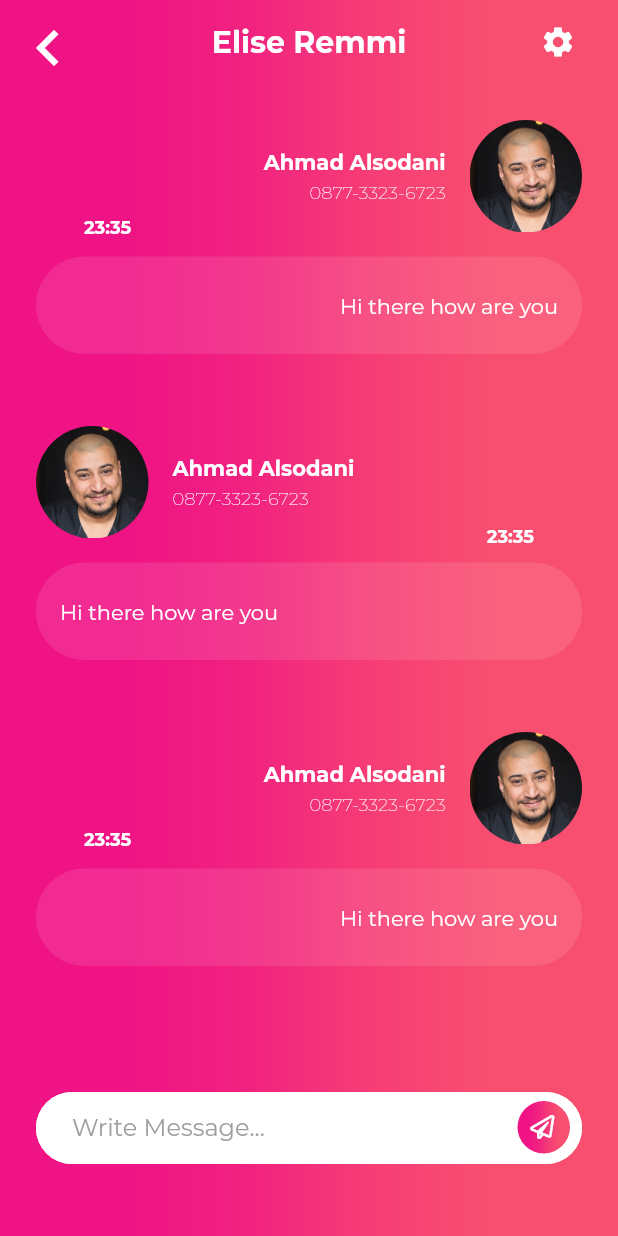
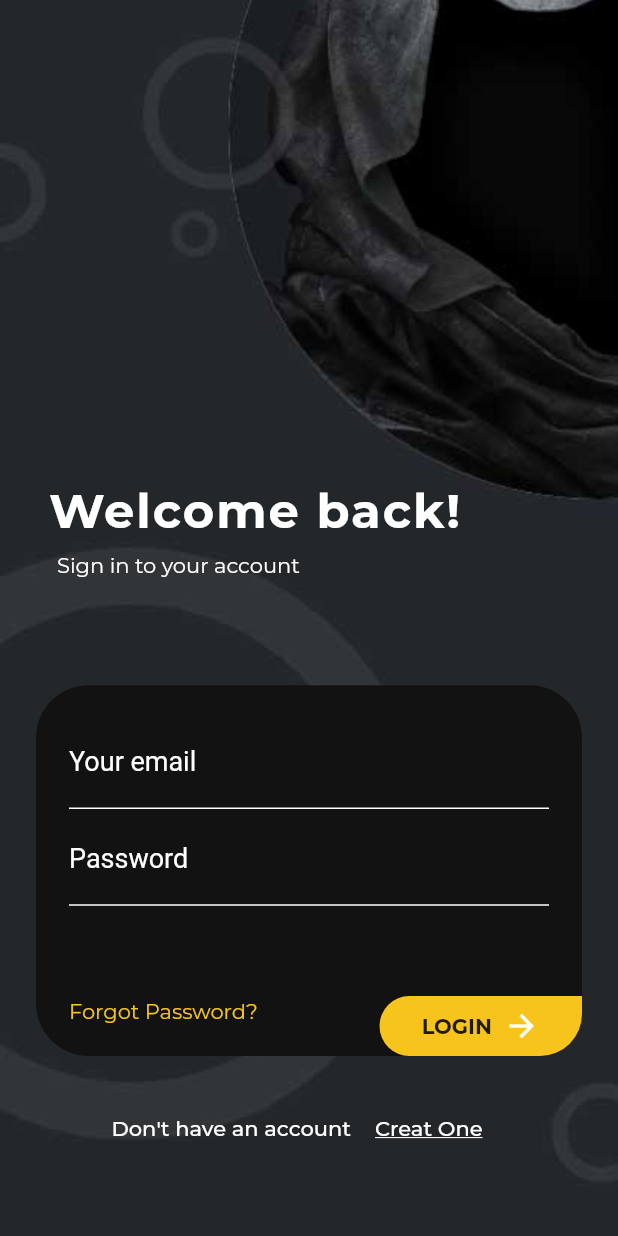
Before and after one commit to soufi-43/flutter_ui, a Flutter app: the screen it shows after launch, on a phone screen of 412 x 824 dp. Run offline on Flutter 3.47's test engine with Material 2 defaults, Android fonts, the phone set to English and light mode, and no system bars; our stand-ins replace font_awesome_flutter, google_fonts; project files that could hold a hidden picture were left out.

Commit message:
ADD Registration 1

```diff
--- a/lib/main.dart
+++ b/lib/main.dart
@@ -7,6 +7,7 @@ import 'package:flutterui/profiles/profile2/profile2.dart';
 import 'package:flutterui/profiles/profile3/profile3.dart';
 import 'package:flutterui/profiles/profile4/profile4.dart';
 import 'package:flutterui/profiles/profile5/profile5.dart';
+import 'package:flutterui/registration/registration1.dart';
 
 import 'chat/chat2/chat_screen.dart';
 
@@ -22,7 +23,7 @@ class MyApp extends StatelessWidget {
 
         primarySwatch: Colors.blue,
       ),
-      home:ChatScreen2(MessageProvider.getConversation(),MessageProvider.getConversation().users[0].name),
+      home:Registration1(),
     );
   }
 }
--- /dev/null
+++ b/lib/registration/registration1.dart
@@ -0,0 +1,251 @@
+import 'package:flutter/material.dart';
+import 'package:google_fonts/google_fonts.dart';
+
+class Registration1 extends StatefulWidget {
+  @override
+  _Registration1State createState() => _Registration1State();
+}
+
+class _Registration1State extends State<Registration1> {
+  TextEditingController _emailController = TextEditingController();
+  TextEditingController _passwordController = TextEditingController();
+  Color _yellowColor = Color(0xFFF7C41C);
+
+  @override
+  void dispose() {
+    // TODO: implement dispose
+    _emailController.dispose();
+    _passwordController.dispose();
+    super.dispose();
+  }
+
+  @override
+  Widget build(BuildContext context) {
+    return Theme(
+      data: ThemeData(
+        fontFamily: GoogleFonts.montserrat().fontFamily,
+      ),
+      child: Stack(
+        children: <Widget>[
+          Image.asset(
+            'assets/registration/darkbg1.jpg',
+            fit: BoxFit.cover,
+            height: MediaQuery.of(context).size.height,
+            width: MediaQuery.of(context).size.width,
+          ),
+          Scaffold(
+            appBar: AppBar(
+              backgroundColor: Colors.transparent,
+              elevation: 0,
+            ),
+            backgroundColor: Colors.transparent,
+            body: Column(
+              mainAxisAlignment: MainAxisAlignment.end,
+              crossAxisAlignment: CrossAxisAlignment.start,
+              children: <Widget>[
+                Padding(
+                  padding: EdgeInsets.symmetric(horizontal: 32),
+                  child: Text(
+                    'Welcome back!',
+                    style: TextStyle(
+                      letterSpacing: 1.3,
+                        color: Colors.white,
+                        fontWeight: FontWeight.bold,
+                        fontSize: 32),
+                  ),
+                ),
+                SizedBox(
+                  height: 8,
+                ),
+                Padding(
+                  padding: EdgeInsets.symmetric(horizontal: 38),
+                  child: Text(
+                    'Sign in to your account',
+                    style: TextStyle(
+                      color: Colors.white,
+                    ),
+                  ),
+                ),
+                SizedBox(
+                  height: 48,
+                ),
+                _form(context),
+                Row(
+                  crossAxisAlignment: CrossAxisAlignment.center,
+                  mainAxisAlignment: MainAxisAlignment.center,
+                  children: <Widget>[
+                    Text(
+                      "Don't have an account",
+                      style: TextStyle(
+                        color: Colors.white,
+                        fontWeight: FontWeight.w500,
+                      ),
+                    ),
+                    FlatButton(
+                      onPressed: () {},
+                      child: Text(
+                        'Creat One',
+                        style: TextStyle(
+                          decoration: TextDecoration.underline,
+                          color: Colors.white,
+                          fontWeight: FontWeight.w500,
+                        ),
+                      ),
+                    ),
+                  ],
+                ),
+                SizedBox(
+                  height: 48,
+                ),
+
+              ],
+            ),
+          ),
+        ],
+      ),
+    );
+  }
+
+  var _key = GlobalKey<FormState>();
+
+  Widget _form(BuildContext context) {
+    return Container(
+      height: MediaQuery.of(context).size.height * 0.30,
+      margin: EdgeInsets.all(24),
+      decoration: BoxDecoration(
+        color: Color(0xFF121212),
+        borderRadius: BorderRadius.all(
+          Radius.circular(35),
+        ),
+      ),
+      child: Padding(
+        padding: const EdgeInsets.all(22.0),
+        child: Theme(
+          data: ThemeData(
+            primaryColor: Colors.white,
+          ),
+          child: Stack(
+            children: <Widget>[
+              Form(
+                key: _key,
+                child: Column(
+                  children: <Widget>[
+                    TextFormField(
+                      controller: _emailController,
+                      style: TextStyle(
+                        color: Colors.white,
+                      ),
+                      decoration: InputDecoration(
+                        hintText: 'email@address.com',
+                        labelText: 'Your email',
+                        hintStyle: TextStyle(
+                          color: Color(0xFF686868),
+                        ),
+                        labelStyle: TextStyle(
+                          color: Colors.white,
+                          fontSize: 18,
+                        ),
+                        enabledBorder: UnderlineInputBorder(
+                          borderSide: BorderSide(color: Colors.white),
+                        ),
+                        border: UnderlineInputBorder(
+                          borderSide: BorderSide(color: Colors.white),
+                        ),
+                        focusColor: Colors.white,
+                      ),
+                    ),
+                    SizedBox(
+                      height: 4,
+                    ),
+                    TextFormField(
+                      controller: _passwordController,
+                      obscureText: true,
+                      style: TextStyle(
+                        color: Colors.white,
+                      ),
+                      decoration: InputDecoration(
+                        hintText: '*******',
+                        labelText: 'Password',
+                        hintStyle: TextStyle(
+                          color: Color(0xFF686868),
+                        ),
+                        labelStyle: TextStyle(
+                          color: Colors.white,
+                          fontSize: 18,
+                        ),
+                        enabledBorder: UnderlineInputBorder(
+                          borderSide: BorderSide(color: Colors.white),
+                        ),
+                        border: UnderlineInputBorder(
+                          borderSide: BorderSide(color: Colors.white),
+                        ),
+                        focusColor: Colors.white,
+                      ),
+                    ),
+                  ],
+                ),
+              ),
+              Align(
+                alignment: Alignment.bottomLeft,
+                child: InkWell(
+                  onTap: () {},
+                  child: Text(
+                    'Forgot Password?',
+                    style: TextStyle(
+                      color: _yellowColor,
+                    ),
+                  ),
+                ),
+              ),
+              Align(
+                alignment: Alignment.bottomRight,
+                child: InkWell(
+                  onTap: () {},
+                  child: InkWell(
+                    child: Transform.translate(
+                      offset: Offset(22, 22),
+                      child: Container(
+                        width: 135,
+                        height: 40,
+                        decoration: BoxDecoration(
+                          color: _yellowColor,
+                          borderRadius: BorderRadius.only(
+                            topLeft: Radius.circular(25),
+                            bottomLeft: Radius.circular(25),
+                            bottomRight: Radius.circular(35),
+                          ),
+                        ),
+                        child: Align(
+                          alignment: Alignment.center,
+                          child: Row(
+                            mainAxisAlignment: MainAxisAlignment.center,
+                            crossAxisAlignment: CrossAxisAlignment.center,
+                            children: <Widget>[
+                              Text(
+                                'LOGIN',
+                                style: TextStyle(
+                                  fontWeight: FontWeight.bold,
+                                ),
+                              ),
+                              SizedBox(
+                                width: 8,
+                              ),
+                              Icon(
+                                Icons.arrow_forward,
+                                color: Colors.white,
+                              ),
+                            ],
+                          ),
+                        ),
+                      ),
+                    ),
+                  ),
+                ),
+              ),
+            ],
+          ),
+        ),
+      ),
+    );
+  }
+}
--- a/pubspec.yaml
+++ b/pubspec.yaml
@@ -46,6 +46,7 @@ flutter:
   assets:
     - assets/profiles/
     - assets/shared/
+    - assets/registration/
 
   #  - images/a_dot_ham.jpeg
 
```
Also changed, not shown: assets/registration/darkbg1.jpg (added), assets/registration/registration3.jpg (added), assets/registration/registration4.jpg (added), assets/registration/registrationbg2.jpg (added).
